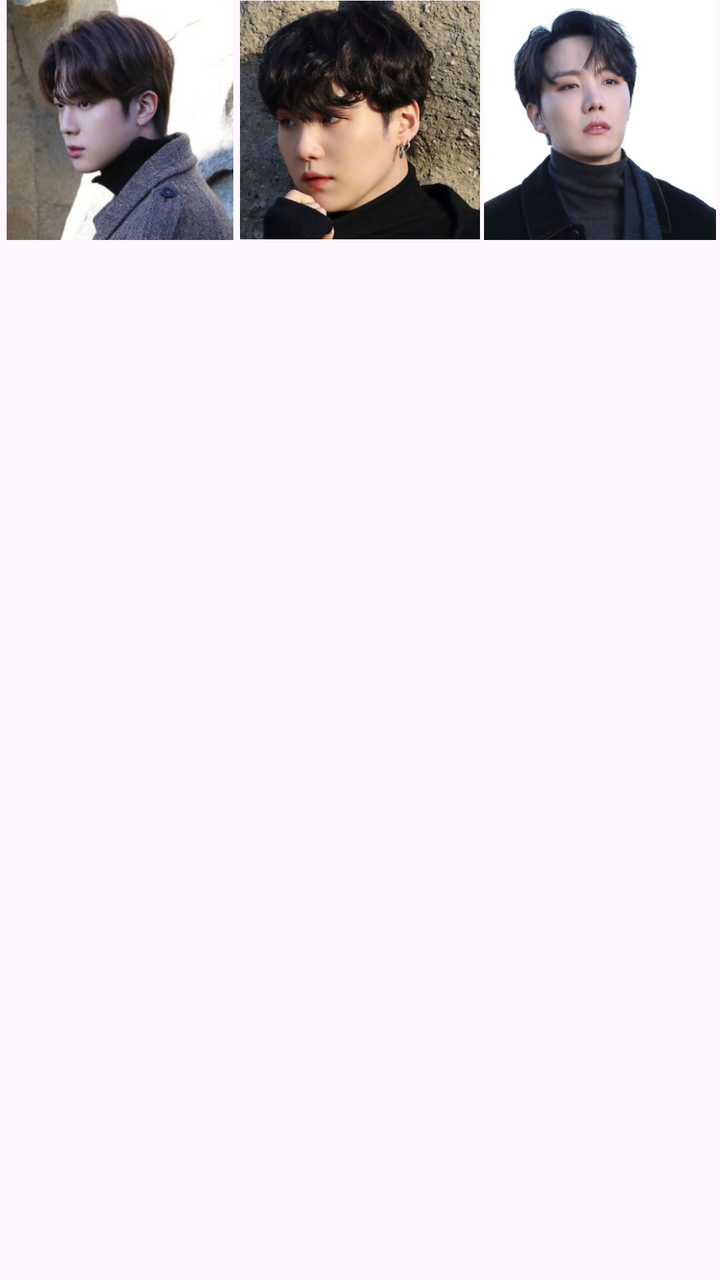
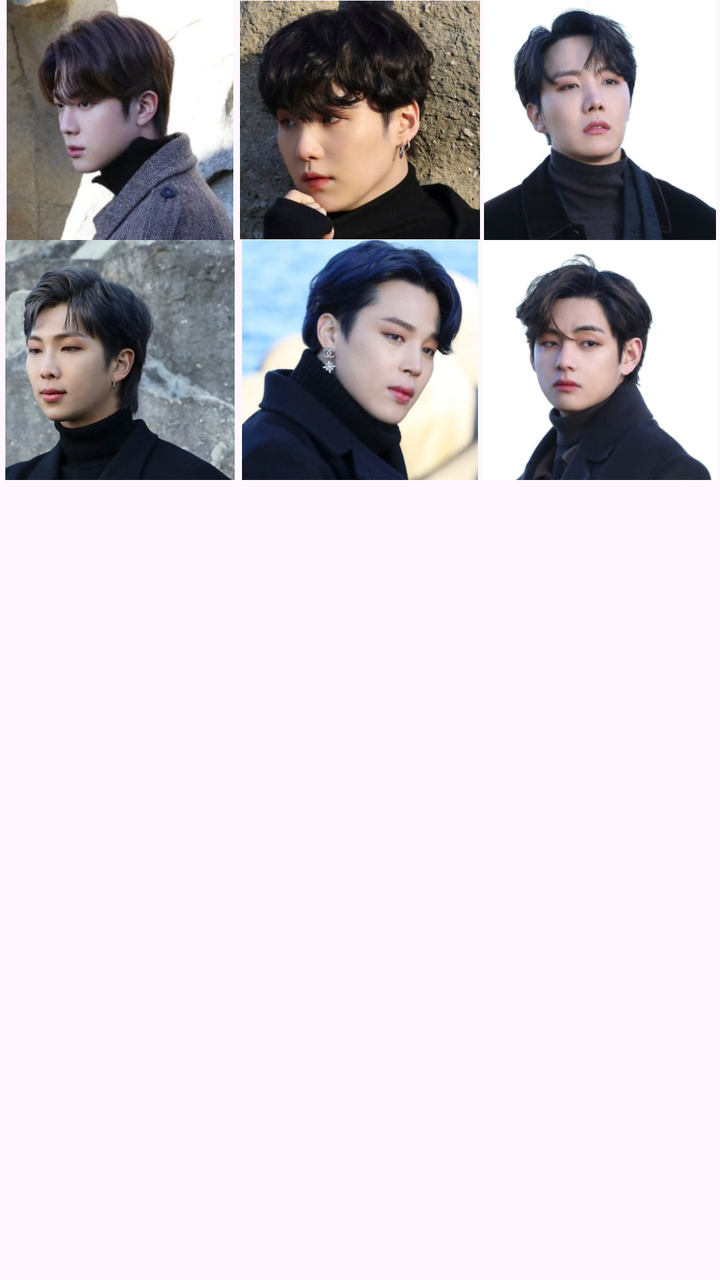

Compare the two renders of this Android layout. The source of the first and the diff that turns it into the second are given below.
<!-- AndroidManifest.xml: application theme Theme.CelebrityViewer -->
<!-- res/layout/activity_main.xml -->
<?xml version="1.0" encoding="utf-8"?>
<androidx.appcompat.widget.LinearLayoutCompat xmlns:android="http://schemas.android.com/apk/res/android"
    xmlns:app="http://schemas.android.com/apk/res-auto"
    xmlns:tools="http://schemas.android.com/tools"
    android:id="@+id/main"
    android:layout_width="match_parent"
    android:layout_height="match_parent"
    tools:context=".MainActivity">
    <LinearLayout
        android:layout_width="match_parent"
        android:layout_height="120dp">
        <ImageView
            android:src="@drawable/bts_1"
            android:layout_width="120dp"
            android:layout_height="120dp"/>
        <ImageView
            android:src="@drawable/bts_2"
            android:layout_width="120dp"
            android:layout_height="120dp"/>
        <ImageView
            android:src="@drawable/bts_3"
            android:layout_width="120dp"
            android:layout_height="120dp"/>
    </LinearLayout >




</androidx.appcompat.widget.LinearLayoutCompat>
<!-- resources referenced by this layout -->
<resources>
  <!-- drawable bts_1: png bitmap (drawable, 195115 bytes) -->
  <!-- drawable bts_2: png bitmap (drawable, 255262 bytes) -->
  <!-- drawable bts_3: png bitmap (drawable, 138422 bytes) -->
  <style name="Theme.CelebrityViewer" parent="Base.Theme.CelebrityViewer" />
  <style name="Base.Theme.CelebrityViewer" parent="Theme.Material3.DayNight.NoActionBar">
          
          
      </style>
</resources>

<!-- the commit's change to res/layout/activity_main.xml (unified diff, before → after) -->
@@ -5,7 +5,8 @@
     android:id="@+id/main"
     android:layout_width="match_parent"
     android:layout_height="match_parent"
-    tools:context=".MainActivity">
+    tools:context=".MainActivity"
+    android:orientation="vertical">
     <LinearLayout
         android:layout_width="match_parent"
         android:layout_height="120dp">
@@ -22,7 +23,22 @@
             android:layout_width="120dp"
             android:layout_height="120dp"/>
     </LinearLayout >
-
+    <LinearLayout
+        android:layout_width="match_parent"
+        android:layout_height="120dp">
+        <ImageView
+            android:src="@drawable/bts_4"
+            android:layout_width="120dp"
+            android:layout_height="120dp"/>
+        <ImageView
+            android:src="@drawable/bts_5"
+            android:layout_width="120dp"
+            android:layout_height="120dp"/>
+        <ImageView
+            android:src="@drawable/bts_6"
+            android:layout_width="120dp"
+            android:layout_height="120dp"/>
+    </LinearLayout >
 
 
 
<!-- resource entries referenced after the edit -->
@@ -3,6 +3,9 @@
   <!-- drawable bts_1: png bitmap (drawable, 195115 bytes) -->
   <!-- drawable bts_2: png bitmap (drawable, 255262 bytes) -->
   <!-- drawable bts_3: png bitmap (drawable, 138422 bytes) -->
+  <!-- drawable bts_4: png bitmap (drawable, 213549 bytes) -->
+  <!-- drawable bts_5: png bitmap (drawable, 209688 bytes) -->
+  <!-- drawable bts_6: png bitmap (drawable, 131744 bytes) -->
   <style name="Theme.CelebrityViewer" parent="Base.Theme.CelebrityViewer" />
   <style name="Base.Theme.CelebrityViewer" parent="Theme.Material3.DayNight.NoActionBar">
           
